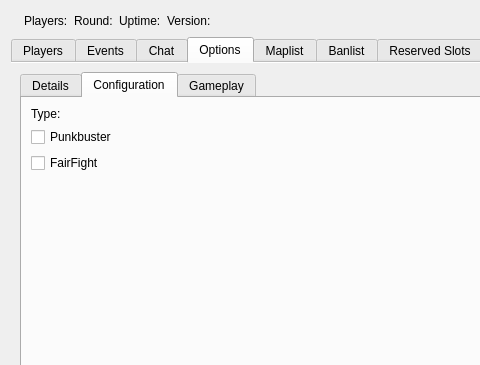
Above: Client/bf4/BF4.ui from OpenRcon/OpenRcon before the change; both pictures show x 0 to 480 and y 0 to 365 of the 922 by 556 pixel window. Below: the same form after it.
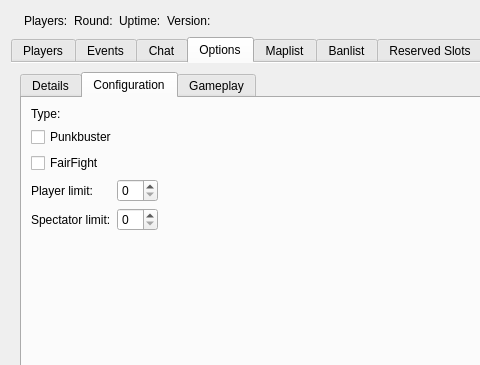
That is the form after the change. Icons and pictures are not drawn.

Commit message: Added vars.mapPlayers and vars.maxSpectators options.

Diff of the .ui file:
```diff
--- a/Client/bf4/BF4.ui
+++ b/Client/bf4/BF4.ui
@@ -331,6 +331,30 @@
              </item>
             </layout>
            </item>
+           <item row="1" column="0">
+            <layout class="QFormLayout" name="formLayout_5">
+             <item row="0" column="1">
+              <widget class="QSpinBox" name="spinBox_so_co_maxPlayers"/>
+             </item>
+             <item row="0" column="0">
+              <widget class="QLabel" name="label_so_co_maxPlayers">
+               <property name="text">
+                <string>Player limit:</string>
+               </property>
+              </widget>
+             </item>
+             <item row="1" column="1">
+              <widget class="QSpinBox" name="spinBox_so_co_maxSpectators"/>
+             </item>
+             <item row="1" column="0">
+              <widget class="QLabel" name="label_so_co_maxSpectators">
+               <property name="text">
+                <string>Spectator limit:</string>
+               </property>
+              </widget>
+             </item>
+            </layout>
+           </item>
            <item row="0" column="1">
             <spacer name="horizontalSpacer_6">
              <property name="orientation">
@@ -338,13 +362,13 @@
              </property>
              <property name="sizeHint" stdset="0">
               <size>
-               <width>774</width>
+               <width>736</width>
                <height>20</height>
               </size>
              </property>
             </spacer>
            </item>
-           <item row="1" column="0">
+           <item row="3" column="0">
             <spacer name="verticalSpacer_6">
              <property name="orientation">
               <enum>Qt::Vertical</enum>
@@ -352,7 +376,7 @@
              <property name="sizeHint" stdset="0">
               <size>
                <width>20</width>
-               <height>354</height>
+               <height>40</height>
               </size>
              </property>
             </spacer>
```
The commit also changes 6 other files.
